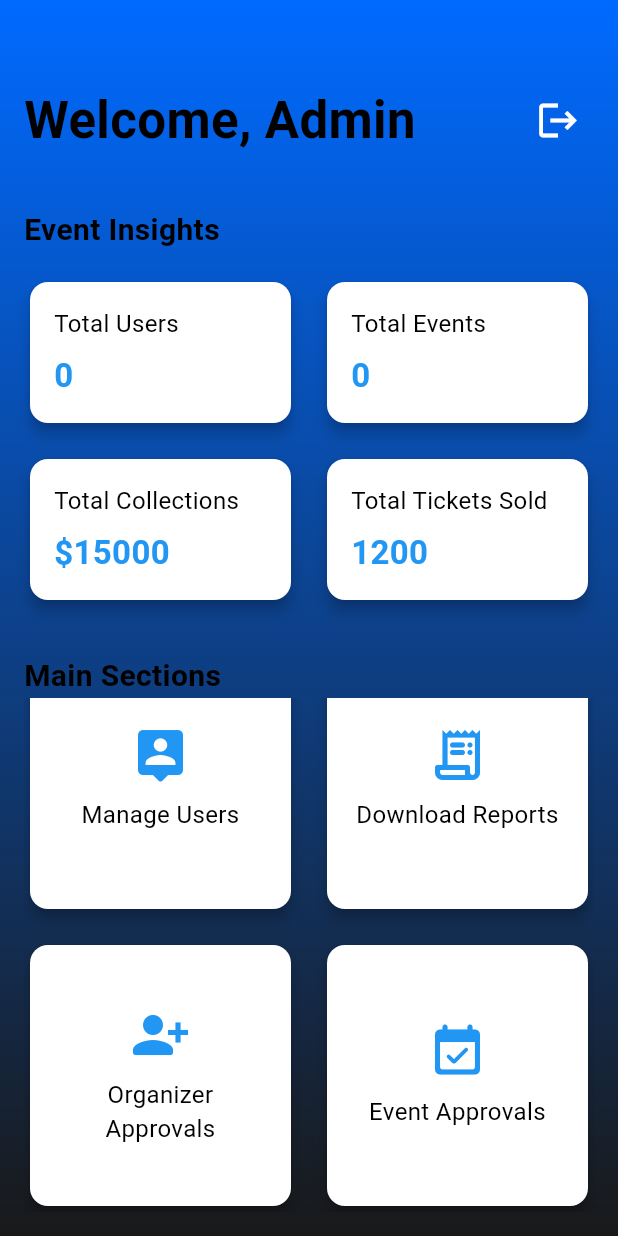
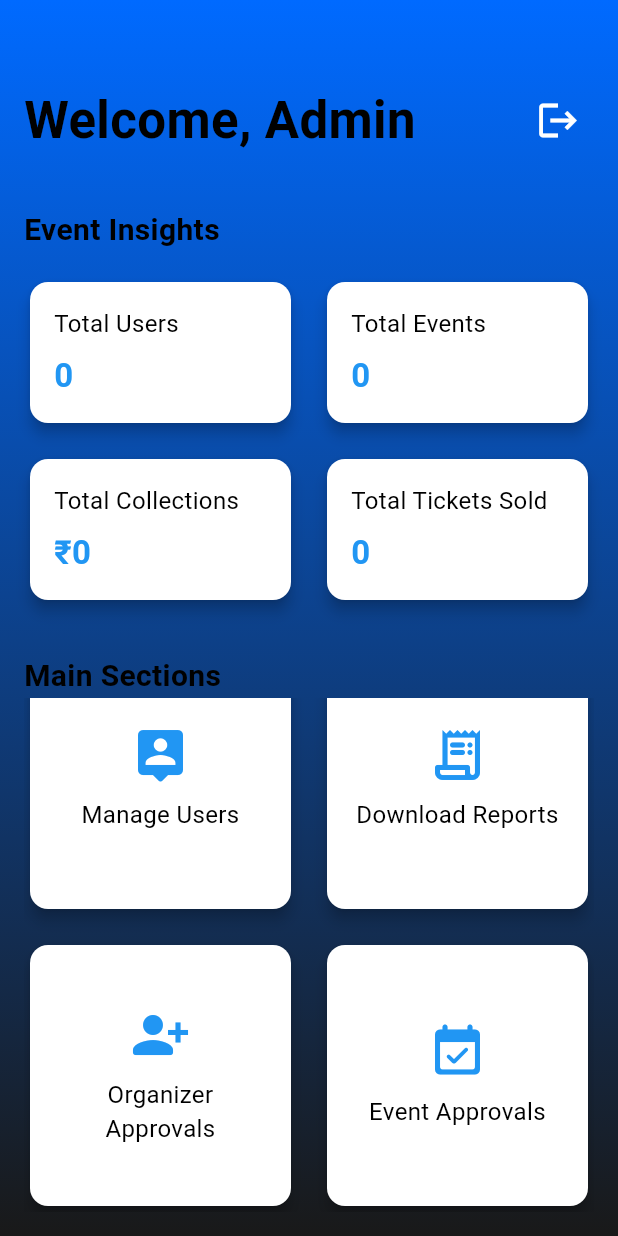
Before and after one commit to ameyjoshi0209/sound_stage, a Flutter app: the AdminDashboard screen opened directly, scrolled down 37 dp, on a phone screen of 412 x 824 dp. Run offline on Flutter 3.47's test engine with Material 3 defaults, Android fonts, the phone set to English and light mode, and no system bars; our stand-ins replace cloud_firestore, curved_navigation_bar, firebase_auth, firebase_core, image_picker, pretty_qr_code and 2 more; missing offline and left inert: flutter_stripe, mobile_scanner; accounts and stored records are empty.

```diff
--- a/lib/admin/admin_dashboard.dart
+++ b/lib/admin/admin_dashboard.dart
@@ -121,21 +121,53 @@ class _AdminDashboardState extends State<AdminDashboard> {
               SizedBox(height: 16),
               Row(
                 children: [
-                  Expanded(
+                  StreamBuilder(
+                    stream:
+                        FirebaseFirestore.instance
+                            .collection("Tickets")
+                            .snapshots(),
+                    builder: (context, snapshot) {
+                      int totalTickets =
+                          snapshot.hasData
+                              ? snapshot.data!.docs.fold(
+                                0,
+                                (total, doc) =>
+                                    total + (int.parse(doc['Total'])),
+                              )
+                              : 0;
+                      return Expanded(
                         child: _buildRollingNumberCard(
                           context,
                           "Total Collections",
-                      15000,
+                          totalTickets,
                           isCurrency: true,
                         ),
+                      );
+                    },
                   ),
                   SizedBox(width: 16),
-                  Expanded(
+                  StreamBuilder(
+                    stream:
+                        FirebaseFirestore.instance
+                            .collection("Tickets")
+                            .snapshots(),
+                    builder: (context, snapshot) {
+                      int soldTickets =
+                          snapshot.hasData
+                              ? snapshot.data!.docs.fold(
+                                0,
+                                (total, doc) =>
+                                    total + (int.parse(doc['Number'])),
+                              )
+                              : 0;
+                      return Expanded(
                         child: _buildRollingNumberCard(
                           context,
                           "Total Tickets Sold",
-                      1200,
+                          soldTickets,
                         ),
+                      );
+                    },
                   ),
                 ],
               ),
@@ -208,7 +240,7 @@ class _AdminDashboardState extends State<AdminDashboard> {
               duration: Duration(seconds: 2),
               builder: (context, value, child) {
                 return Text(
-                  isCurrency ? "\$${value.toString()}" : value.toString(),
+                  isCurrency ? "₹$value" : value.toString(),
                   style: TextStyle(
                     fontSize: 22,
                     fontWeight: FontWeight.bold,
```
Also changed, not shown: lib/admin/admin_event_approvals.dart (+19 -4 lines), lib/admin/admin_view_event.dart (+25 -8 lines), lib/organizer/upload_event.dart (+17 -2 lines), lib/services/database.dart (+7 -0 lines). Lines whose indentation alone changed are shown as unchanged.
